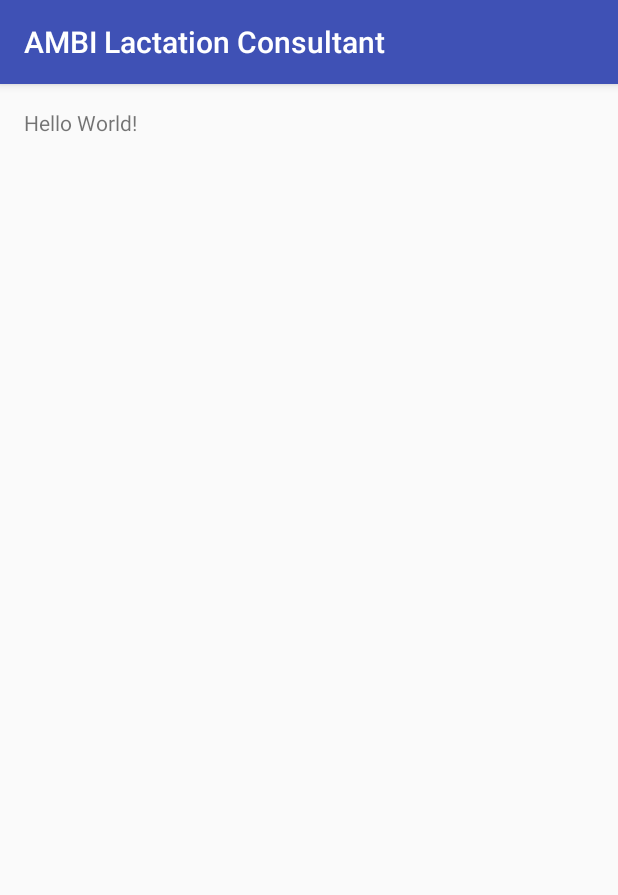
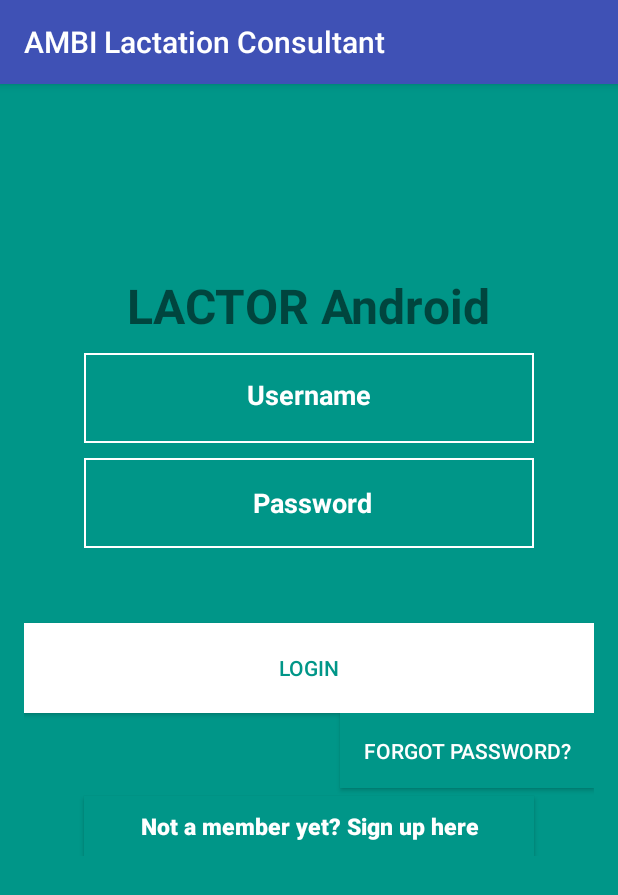
Before and after one commit to ambi-disc/lactation-android, an Android app: the screen it shows after launch (LoginActivity), on a phone screen of 412 x 824 dp. Shown: the top 895 px of the screen. Run offline under Robolectric (Android 15) with nearby library versions, the phone set to English and light mode, and no system bars.

Commit message:
created login activity

```diff
--- /dev/null
+++ b/app/src/main/res/drawable/buttonstyleclicked.xml
@@ -0,0 +1,7 @@
+<?xml version="1.0" encoding="utf-8"?>
+<shape android:shape="rectangle"
+    xmlns:android="http://schemas.android.com/apk/res/android" >
+    <solid android:color= "#f16a82"  />
+
+
+</shape>
--- /dev/null
+++ b/app/src/main/res/drawable/buttonstylenormal.xml
@@ -0,0 +1,7 @@
+<?xml version="1.0" encoding="utf-8"?>
+<shape android:shape="rectangle"
+    xmlns:android="http://schemas.android.com/apk/res/android" >
+    <solid android:color= "#95B9C7"  />
+
+
+    </shape>
--- /dev/null
+++ b/app/src/main/res/drawable/buttonstyleselector.xml
@@ -0,0 +1,6 @@
+<?xml version="1.0" encoding="utf-8"?>
+<selector xmlns:android="http://schemas.android.com/apk/res/android">
+    <item android:drawable= "@drawable/buttonstylenormal" android:state_pressed="true" />
+<item android:drawable= "@drawable/buttonstylenormal" />
+
+</selector>
--- /dev/null
+++ b/app/src/main/res/drawable/edittextstyle.xml
@@ -0,0 +1,8 @@
+<?xml version="1.0" encoding="utf-8"?>
+<shape android:shape= "rectangle"
+    xmlns:android="http://schemas.android.com/apk/res/android">
+
+<stroke android:width="1dp" android:color="#fff" />
+    <padding android:left= "5dp" />
+
+</shape>
--- a/app/src/main/res/layout/activity_login.xml
+++ b/app/src/main/res/layout/activity_login.xml
@@ -8,10 +8,90 @@
     android:paddingLeft="@dimen/activity_horizontal_margin"
     android:paddingRight="@dimen/activity_horizontal_margin"
     android:paddingTop="@dimen/activity_vertical_margin"
-    tools:context="org.lactor.consultant.LoginActivity">
+    tools:context="org.lactor.consultant.LoginActivity"
+    android:background="#009688"
+    android:scaleType="centerCrop">
 
-    <TextView
-        android:layout_width="wrap_content"
+    <LinearLayout
+        android:paddingTop="100dp"
+        android:layout_width="match_parent"
         android:layout_height="wrap_content"
-        android:text="Hello World!"/>
+        android:orientation= "vertical"
+        android:weightSum="1"
+        android:layout_gravity="top|bottom|right"
+        android:layout_alignParentStart="true"
+        android:layout_alignParentEnd="true">
+
+        <TextView
+            android:layout_width="wrap_content"
+            android:layout_height="match_parent"
+            android:text="LACTOR Android"
+            android:padding="10dp"
+            android:textStyle= "bold"
+            android:textSize="32sp"
+            android:gravity="center|top"
+            android:layout_weight="0.15"
+            android:layout_gravity="center_horizontal" />
+        <EditText
+            android:padding= "20dp"
+            android:textColor="#fff"
+            android:gravity="center"
+            android:textColorHint="#fff"
+            android:background="@drawable/edittextstyle"
+            android:layout_width="300dp"
+            android:layout_height="60dp"
+            android:layout_gravity="center"
+            android:textStyle="bold"
+
+            android:hint="Username"/>
+
+        <EditText
+            android:textColor="#fff"
+            android:gravity="center"
+            android:textColorHint="#fff"
+            android:background="@drawable/edittextstyle"
+            android:layout_marginTop="10dp"
+            android:layout_width="300dp"
+            android:layout_height="60dp"
+            android:layout_gravity="center"
+            android:textStyle="bold"
+            android:inputType="textPassword"
+            android:hint="Password"/>
+
+        <Button
+            android:gravity="center"
+            android:textColor="#009688"
+            android:background="#fff"
+            android:layout_marginTop="50dp"
+            android:layout_width="match_parent"
+            android:text="Login"
+            android:layout_height="60dp"
+            android:padding="15dp"
+            android:layout_weight="0.36" />
+
+        <Button
+            android:layout_width="wrap_content"
+            android:layout_height="wrap_content"
+            android:text="Forgot Password?"
+            android:textColor="#fff"
+            android:background="#009688"
+            android:layout_gravity="right"
+            android:padding="15dp"
+             />
+
+        <Button
+            android:textColor="#fff"
+            android:gravity="center"
+            android:textColorHint="#fff"
+            android:background="#009688"
+            android:layout_marginTop="5dp"
+            android:layout_width="300dp"
+            android:layout_height="40dp"
+            android:layout_gravity="center"
+            android:textStyle="bold"
+            android:textSize="15sp"
+            android:hint="Not a member yet? Sign up here"/>
+
+
+    </LinearLayout>
 </RelativeLayout>
```
Also changed, not shown: app/gradle/wrapper/gradle-wrapper.properties (added), app/src/main/res/drawable/breastfeeding1600.png (added), 3 other files.
